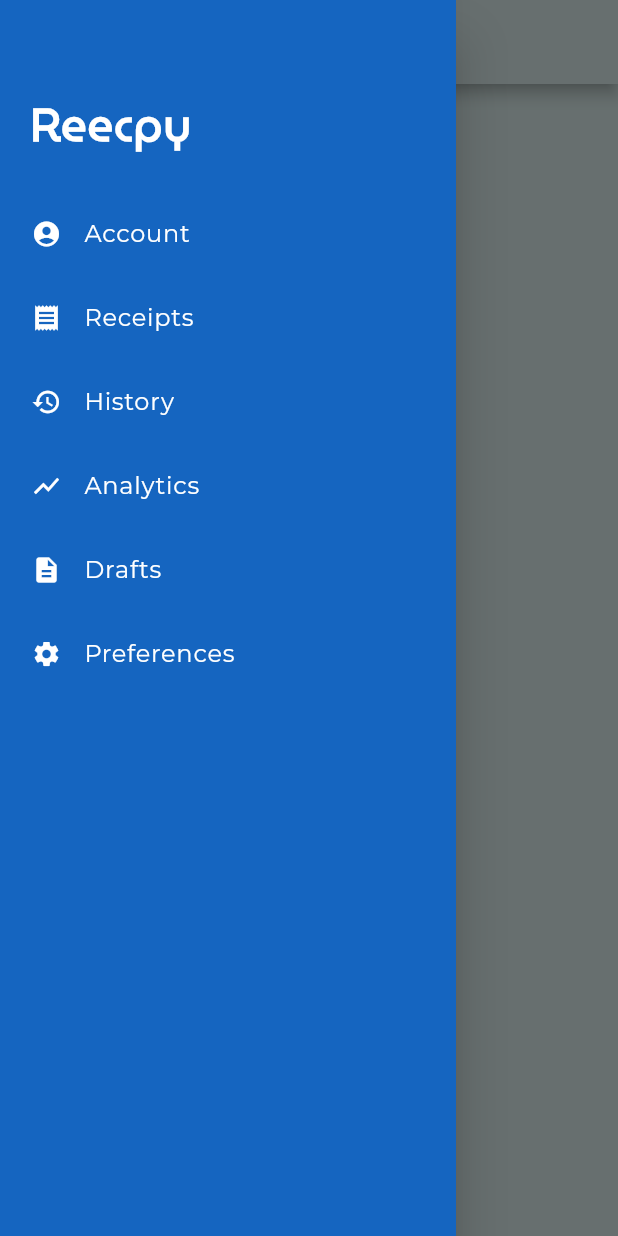
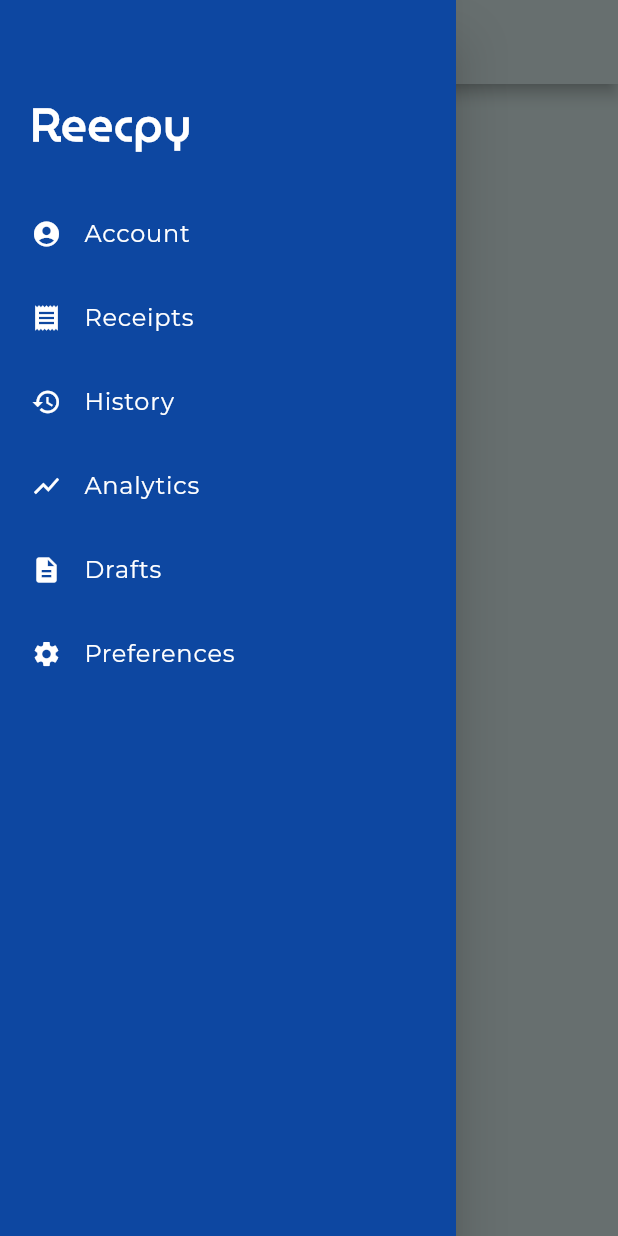
Before and after one commit to hngi/mobileforce-digital-receipt, a Flutter app: the screen it shows after launch, with the side drawer open, on a phone screen of 412 x 824 dp. Run offline on Flutter 3.47's test engine with Material 2 defaults, Android fonts, the phone set to English and light mode, and no system bars; project files that could hold a hidden picture were left out.

Commit message:
Added color change

```diff
--- a/digital_receipt/lib/screens/home_page.dart
+++ b/digital_receipt/lib/screens/home_page.dart
@@ -11,7 +11,7 @@ class HomePage extends StatelessWidget {
           iconTheme: IconThemeData(color: Colors.black),
         ),
         drawer: Theme(
-          data: Theme.of(context).copyWith(canvasColor: Colors.blue[800]),
+          data: Theme.of(context).copyWith(canvasColor: Colors.blue[900]),
           child: MainDrawer(),
         ),
         body: Stack(
```
